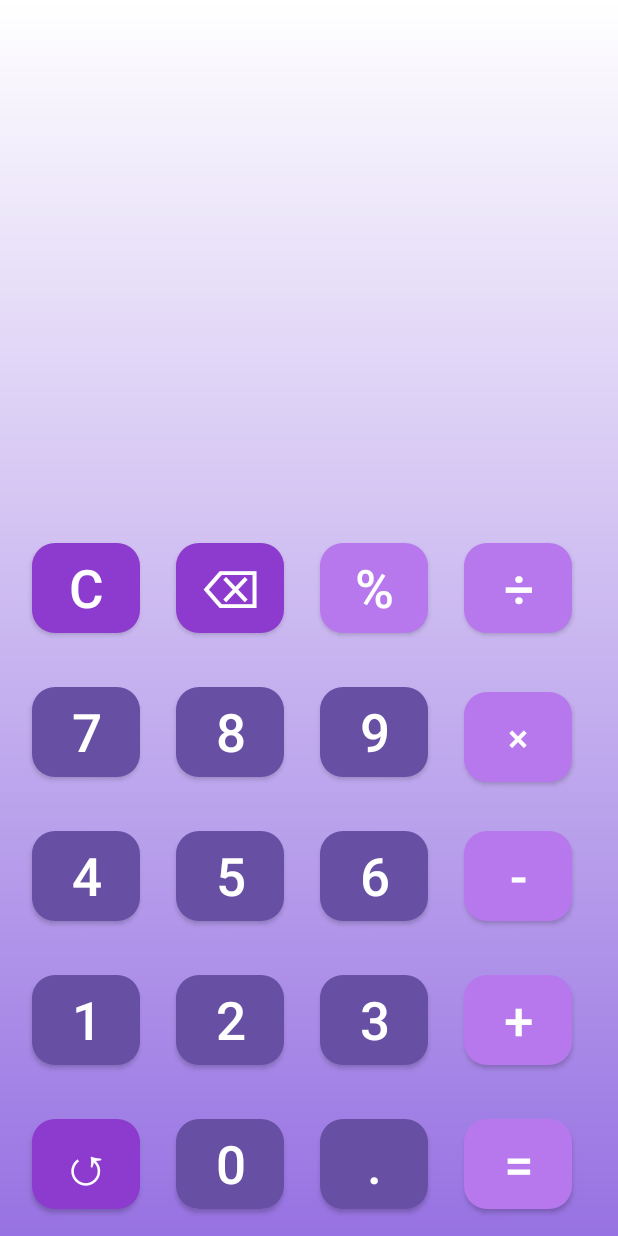
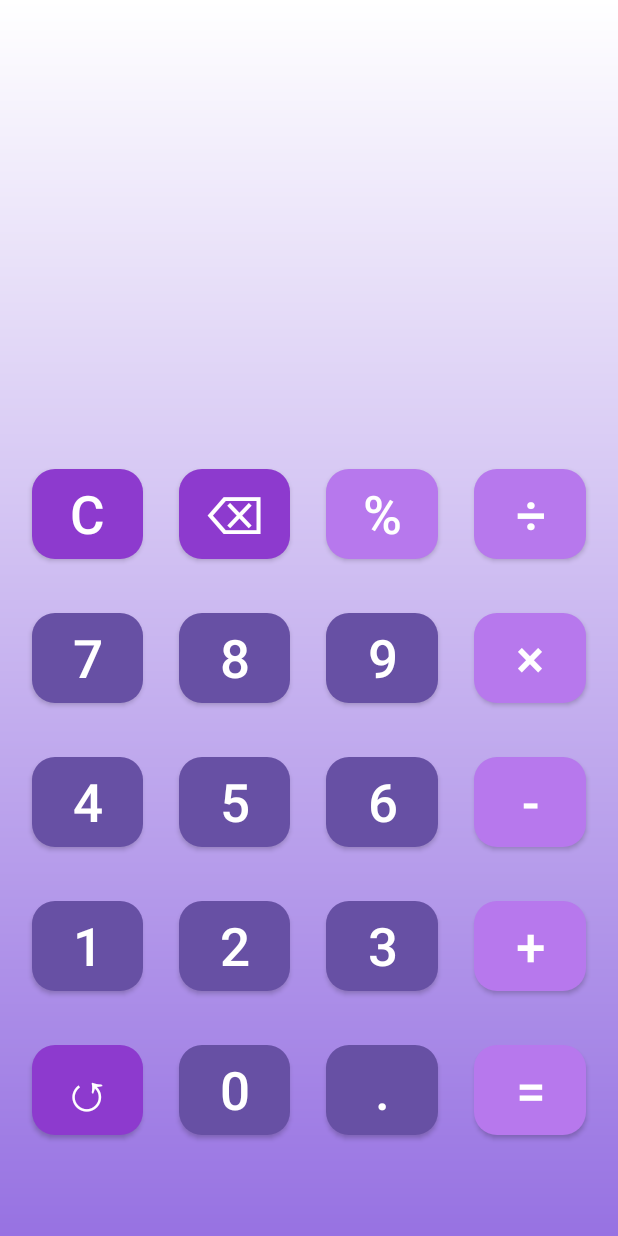
Before and after one commit to IanDude/Act2_Calculator, an Android app: the screen it shows after launch (MainActivity), on a phone screen of 412 x 824 dp. Run offline under Robolectric (Android 15) with nearby library versions, the light colour scheme and no system bars.

Commit message:
auto adjust to screen size

```diff
--- a/app/src/main/java/com/example/act2_calculator/MainActivity.java
+++ b/app/src/main/java/com/example/act2_calculator/MainActivity.java
@@ -119,7 +119,7 @@ public class MainActivity extends AppCompatActivity implements View.OnClickListe
         }
 
         // Check if solution text length is already 80, block further input (except for backspace, clear, and equals)
-        if (dataToCalculate.length() >= 80) {
+        if (dataToCalculate.length() >= 50) {
             Toast.makeText(this, "Maximum input length reached", Toast.LENGTH_SHORT).show();
             return;
         }
@@ -206,10 +206,12 @@ public class MainActivity extends AppCompatActivity implements View.OnClickListe
 
     // Method to check text length and adjust text size
     private void adjustSolutionTextSize() {
-        if (solution.getText().length() > 16 && (solution.getText().length() < 36)) {
+        if (solution.getText().length() > 6 && (solution.getText().length() < 11)) {
             solution.setTextSize(50); // Set to a smaller text size as needed
-        }else if (solution.getText().length() >= 36){
+        }else if (solution.getText().length() >= 11 && (solution.getText().length() < 38)){
             solution.setTextSize(30);
+        }else if (solution.getText().length() >= 38){
+            solution.setTextSize(20);
         }else {
             solution.setTextSize(76); // Set to default text size if below threshold
         }
--- a/app/src/main/res/layout/activity_main.xml
+++ b/app/src/main/res/layout/activity_main.xml
@@ -1,42 +1,55 @@
 <?xml version="1.0" encoding="utf-8"?>
-<RelativeLayout xmlns:android="http://schemas.android.com/apk/res/android"
+<androidx.constraintlayout.widget.ConstraintLayout xmlns:android="http://schemas.android.com/apk/res/android"
     xmlns:tools="http://schemas.android.com/tools"
+    xmlns:app="http://schemas.android.com/apk/res-auto"
     android:id="@+id/main"
     android:layout_width="match_parent"
     android:layout_height="match_parent"
     tools:context=".MainActivity"
-    android:orientation="vertical"
     style="@style/MainLayout">
 
+    <TextView
+        android:id="@+id/result"
+        style="@style/TextviewStyle"
+        android:layout_width="0dp"
+        android:layout_height="wrap_content"
+        android:layout_margin="16dp"
+        android:gravity="end"
+        android:text=""
+        android:textAlignment="textEnd"
+        android:textSize="36sp"
+        app:layout_constraintEnd_toEndOf="parent"
+        app:layout_constraintStart_toStartOf="parent"
+        app:layout_constraintTop_toTopOf="parent" />
 
     <TextView
+        android:id="@+id/solution"
+        style="@style/TextviewStyle"
         android:layout_width="match_parent"
-        android:layout_height="wrap_content"
-        android:id="@+id/solution"
+        android:layout_height="100dp"
+        android:layout_margin="16dp"
+        android:gravity="end|center_vertical"
+        android:maxLines="2"
+        android:ellipsize="end"
         android:text=""
-        android:textSize="76sp"
         android:textAlignment="textEnd"
-        android:layout_margin="16dp"
-        android:layout_above="@+id/buttonslayout"
-        style="@style/TextviewStyle" />
-    <TextView
-        android:layout_width="match_parent"
-        android:layout_height="wrap_content"
-        android:id="@+id/result"
-        android:text=""
-        android:textSize="36sp"
-        android:textAlignment="textEnd"
-        android:layout_margin="16dp"
-        android:layout_above="@+id/solution"
-        style="@style/TextviewStyle" />
+        android:textSize="72sp"
+        app:layout_constraintEnd_toEndOf="parent"
+        app:layout_constraintStart_toStartOf="parent"
+        app:layout_constraintTop_toBottomOf="@+id/result"
+        app:layout_constraintBottom_toTopOf="@+id/buttonslayout" />
+
 
     <LinearLayout
-        android:layout_width="match_parent"
+        android:id="@+id/buttonslayout"
+        android:layout_width="0dp"
         android:layout_height="wrap_content"
         android:orientation="vertical"
-        android:id="@+id/buttonslayout"
-        android:layout_alignParentBottom="true">
-
+        app:layout_constraintTop_toBottomOf="@id/solution"
+        app:layout_constraintBottom_toBottomOf="parent"
+        app:layout_constraintStart_toStartOf="parent"
+        app:layout_constraintEnd_toEndOf="parent">
+        <!-- First row of buttons -->
         <LinearLayout
             android:layout_width="match_parent"
             android:layout_height="wrap_content"
@@ -46,30 +59,38 @@
 
             <com.google.android.material.button.MaterialButton
                 android:id="@+id/btnclear"
-                android:layout_width="72dp"
+                android:layout_width="0dp"
                 android:layout_height="72dp"
+                android:layout_weight="1"
                 android:text="@string/Clear"
                 style="@style/FuncButtonStyle"/>
+
             <com.google.android.material.button.MaterialButton
                 android:id="@+id/btnbckspc"
-                android:layout_width="72dp"
+                android:layout_width="0dp"
                 android:layout_height="72dp"
+                android:layout_weight="1"
                 android:text="@string/bckspc"
                 style="@style/FuncButtonStyle"/>
+
             <com.google.android.material.button.MaterialButton
                 android:id="@+id/btnmod"
-                android:layout_width="72dp"
+                android:layout_width="0dp"
                 android:layout_height="72dp"
+                android:layout_weight="1"
                 android:text="@string/Percent"
                 style="@style/OpeButtonStyle"/>
+
             <com.google.android.material.button.MaterialButton
                 android:id="@+id/btndivide"
-                android:layout_width="72dp"
+                android:layout_width="0dp"
                 android:layout_height="72dp"
+                android:layout_weight="1"
                 android:text="@string/Div"
                 style="@style/OpeButtonStyle"/>
+        </LinearLayout>
 
-        </LinearLayout>
+        <!-- Second row of buttons -->
         <LinearLayout
             android:layout_width="match_parent"
             android:layout_height="wrap_content"
@@ -79,30 +100,38 @@
 
             <com.google.android.material.button.MaterialButton
                 android:id="@+id/btn7"
-                android:layout_width="72dp"
+                android:layout_width="0dp"
                 android:layout_height="72dp"
+                android:layout_weight="1"
                 android:text="@string/n7"
                 style="@style/MainButtonStyle"/>
+
             <com.google.android.material.button.MaterialButton
                 android:id="@+id/btn8"
-                android:layout_width="72dp"
+                android:layout_width="0dp"
                 android:layout_height="72dp"
+                android:layout_weight="1"
                 android:text="@string/n8"
                 style="@style/MainButtonStyle"/>
+
             <com.google.android.material.button.MaterialButton
                 android:id="@+id/btn9"
-                android:layout_width="72dp"
+                android:layout_width="0dp"
                 android:layout_height="72dp"
+                android:layout_weight="1"
                 android:text="@string/n9"
                 style="@style/MainButtonStyle"/>
+
             <com.google.android.material.button.MaterialButton
                 android:id="@+id/btnmulti"
-                android:layout_width="72dp"
+                android:layout_width="0dp"
                 android:layout_height="72dp"
-                android:textSize="25sp"
+                android:layout_weight="1"
                 android:text="@string/Mult"
                 style="@style/OpeButtonStyle"/>
         </LinearLayout>
+
+        <!-- Third row of buttons -->
         <LinearLayout
             android:layout_width="match_parent"
             android:layout_height="wrap_content"
@@ -112,29 +141,38 @@
 
             <com.google.android.material.button.MaterialButton
                 android:id="@+id/btn4"
-                android:layout_width="72dp"
+                android:layout_width="0dp"
                 android:layout_height="72dp"
+                android:layout_weight="1"
                 android:text="@string/n4"
                 style="@style/MainButtonStyle"/>
+
             <com.google.android.material.button.MaterialButton
                 android:id="@+id/btn5"
-                android:layout_width="72dp"
+                android:layout_width="0dp"
                 android:layout_height="72dp"
+                android:layout_weight="1"
                 android:text="@string/n5"
                 style="@style/MainButtonStyle"/>
+
             <com.google.android.material.button.MaterialButton
                 android:id="@+id/btn6"
-                android:layout_width="72dp"
+                android:layout_width="0dp"
                 android:layout_height="72dp"
+                android:layout_weight="1"
                 android:text="@string/n6"
                 style="@style/MainButtonStyle"/>
+
             <com.google.android.material.button.MaterialButton
                 android:id="@+id/btnminus"
-                android:layout_width="72dp"
+                android:layout_width="0dp"
                 android:layout_height="72dp"
+                android:layout_weight="1"
                 android:text="@string/Minus"
                 style="@style/OpeButtonStyle"/>
         </LinearLayout>
+
+        <!-- Fourth row of buttons -->
         <LinearLayout
             android:layout_width="match_parent"
             android:layout_height="wrap_content"
@@ -144,29 +182,38 @@
 
             <com.google.android.material.button.MaterialButton
                 android:id="@+id/btn1"
-                android:layout_width="72dp"
+                android:layout_width="0dp"
                 android:layout_height="72dp"
+                android:layout_weight="1"
                 android:text="@string/n1"
                 style="@style/MainButtonStyle"/>
+
             <com.google.android.material.button.MaterialButton
                 android:id="@+id/btn2"
-                android:layout_width="72dp"
+                android:layout_width="0dp"
                 android:layout_height="72dp"
+                android:layout_weight="1"
                 android:text="@string/n2"
                 style="@style/MainButtonStyle"/>
+
             <com.google.android.material.button.MaterialButton
                 android:id="@+id/btn3"
-                android:layout_width="72dp"
+                android:layout_width="0dp"
                 android:layout_height="72dp"
+                android:layout_weight="1"
                 android:text="@string/n3"
                 style="@style/MainButtonStyle"/>
+
             <com.google.android.material.button.MaterialButton
                 android:id="@+id/btnplus"
-                android:layout_width="72dp"
+                android:layout_width="0dp"
                 android:layout_height="72dp"
+                android:layout_weight="1"
                 android:text="@string/Plus"
                 style="@style/OpeButtonStyle"/>
         </LinearLayout>
+
+        <!-- Fifth row of buttons -->
         <LinearLayout
             android:layout_width="match_parent"
             android:layout_height="wrap_content"
@@ -176,32 +223,37 @@
 
             <com.google.android.material.button.MaterialButton
                 android:id="@+id/btnrot"
-                android:layout_width="72dp"
+                android:layout_width="0dp"
                 android:layout_height="72dp"
+                android:layout_weight="1"
                 android:text="@string/rotate"
                 style="@style/FuncButtonStyle"/>
+
             <com.google.android.material.button.MaterialButton
                 android:id="@+id/btn0"
-                android:layout_width="72dp"
+                android:layout_width="0dp"
                 android:layout_height="72dp"
+                android:layout_weight="1"
                 android:text="@string/n0"
                 style="@style/MainButtonStyle"/>
+
             <com.google.android.material.button.MaterialButton
                 android:id="@+id/btndot"
-                android:layout_width="72dp"
+                android:layout_width="0dp"
                 android:layout_height="72dp"
+                android:layout_weight="1"
                 android:text="@string/Dot"
                 style="@style/MainButtonStyle"/>
+
             <com.google.android.material.button.MaterialButton
                 android:id="@+id/btneqls"
-                android:layout_width="72dp"
+                android:layout_width="0dp"
                 android:layout_height="72dp"
+                android:layout_weight="1"
                 android:text="@string/Equals"
                 style="@style/OpeButtonStyle"/>
         </LinearLayout>
 
-
     </LinearLayout>
 
-
-</RelativeLayout>
+</androidx.constraintlayout.widget.ConstraintLayout>
```
